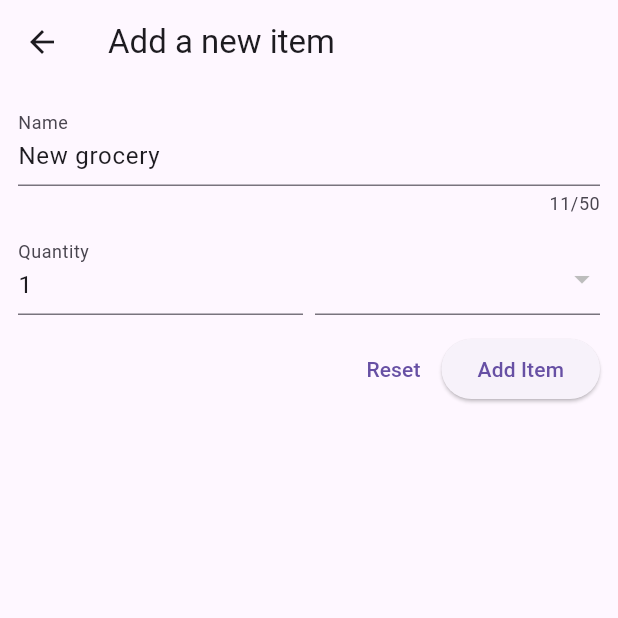
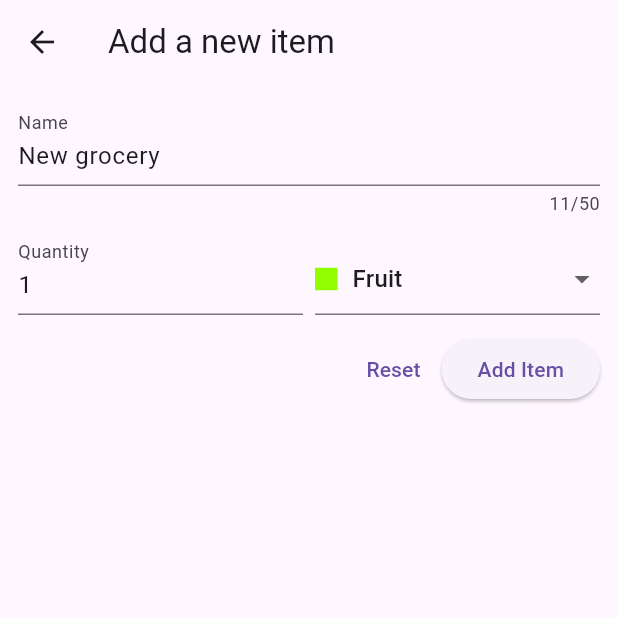
Before and after one commit to Chhun-Nika/Flutter-Course, a Flutter app: the NewItem screen opened directly, after a tap on "Reset", on a phone screen of 412 x 824 dp, the top half of it. Run offline on Flutter 3.47's test engine with Material 3 defaults, Android fonts, the phone set to English and light mode, and no system bars.

Commit message:
W12 - GroceryApp: finish mini activity

```diff
--- a/lib/W12/grocery_app/models/grocery.dart
+++ b/lib/W12/grocery_app/models/grocery.dart
@@ -1,5 +1,8 @@
 import 'dart:ui';
 
+import 'package:uuid/uuid.dart';
+
+const uuid = Uuid();
 
 class Grocery {
   const Grocery({
--- a/lib/W12/grocery_app/ui/groceries/grocery_form.dart
+++ b/lib/W12/grocery_app/ui/groceries/grocery_form.dart
@@ -1,6 +1,9 @@
 import 'package:flutter/material.dart';
+import 'package:uuid/uuid.dart';
 
 import '../../models/grocery.dart';
+
+var uuid = Uuid();
 
 class NewItem extends StatefulWidget {
   const NewItem({super.key});
@@ -12,7 +15,6 @@ class NewItem extends StatefulWidget {
 }
 
 class _NewItemState extends State<NewItem> {
-
   // Default settings
   static const defautName = "New grocery";
   static const defaultQuantity = 1;
@@ -35,7 +37,6 @@ class _NewItemState extends State<NewItem> {
   @override
   void dispose() {
     super.dispose();
-
     // Dispose the controlers
     _nameController.dispose();
     _quantityController.dispose();
@@ -43,10 +44,22 @@ class _NewItemState extends State<NewItem> {
 
   void onReset() {
     // Will be implemented later - Reset all fields to the initial values
+    setState(() {
+      _nameController.text = defautName;
+      _quantityController.text = defaultQuantity.toString();
+      _selectedCategory = defaultCategory;
+    });
   }
 
   void onAdd() {
     // Will be implemented later - Create and return the new grocery
+    Grocery newGrocery = Grocery(
+      id: uuid.v4(),
+      name: _nameController.text,
+      quantity: int.parse(_quantityController.text),
+      category: _selectedCategory,
+    );
+    Navigator.pop<Grocery>(context, newGrocery);
   }
 
   @override
@@ -58,6 +71,11 @@ class _NewItemState extends State<NewItem> {
         child: Column(
           children: [
             TextField(
+              onTap: () {
+                if (_nameController.text == defautName) {
+                  _nameController.clear();
+                }
+              },
               controller: _nameController,
               maxLength: 50,
               decoration: const InputDecoration(label: Text('Name')),
@@ -76,7 +94,24 @@ class _NewItemState extends State<NewItem> {
                 Expanded(
                   child: DropdownButtonFormField<GroceryCategory>(
                     initialValue: _selectedCategory,
-                    items: [  ],
+                    items: GroceryCategory.values
+                        .map<DropdownMenuItem<GroceryCategory>>(
+                          (cat) => DropdownMenuItem(
+                            value: cat,
+                            child: Row(
+                              children: [
+                                Container(
+                                  height: 15,
+                                  width: 15,
+                                  color: cat.color,
+                                ),
+                                const SizedBox(width: 10),
+                                Text(cat.label),
+                              ],
+                            ),
+                          ),
+                        )
+                        .toList(),
                     onChanged: (value) {
                       if (value != null) {
                         setState(() {
@@ -93,10 +128,7 @@ class _NewItemState extends State<NewItem> {
               mainAxisAlignment: MainAxisAlignment.end,
               children: [
                 TextButton(onPressed: onReset, child: const Text('Reset')),
-                ElevatedButton(
-                  onPressed: onAdd,
-                  child: const Text('Add Item'),
-                ),
+                ElevatedButton(onPressed: onAdd, child: const Text('Add Item')),
               ],
             ),
           ],
```
Also changed, not shown: lib/W12/grocery_app/ui/groceries/grocery_list.dart (+17 -4 lines).
